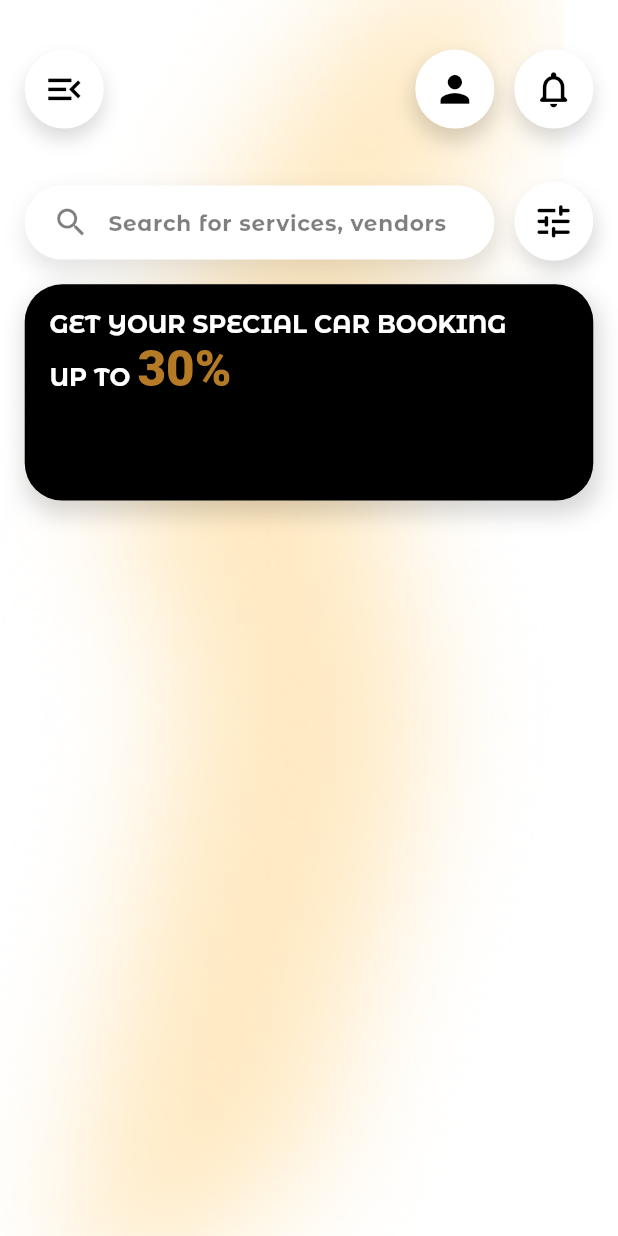
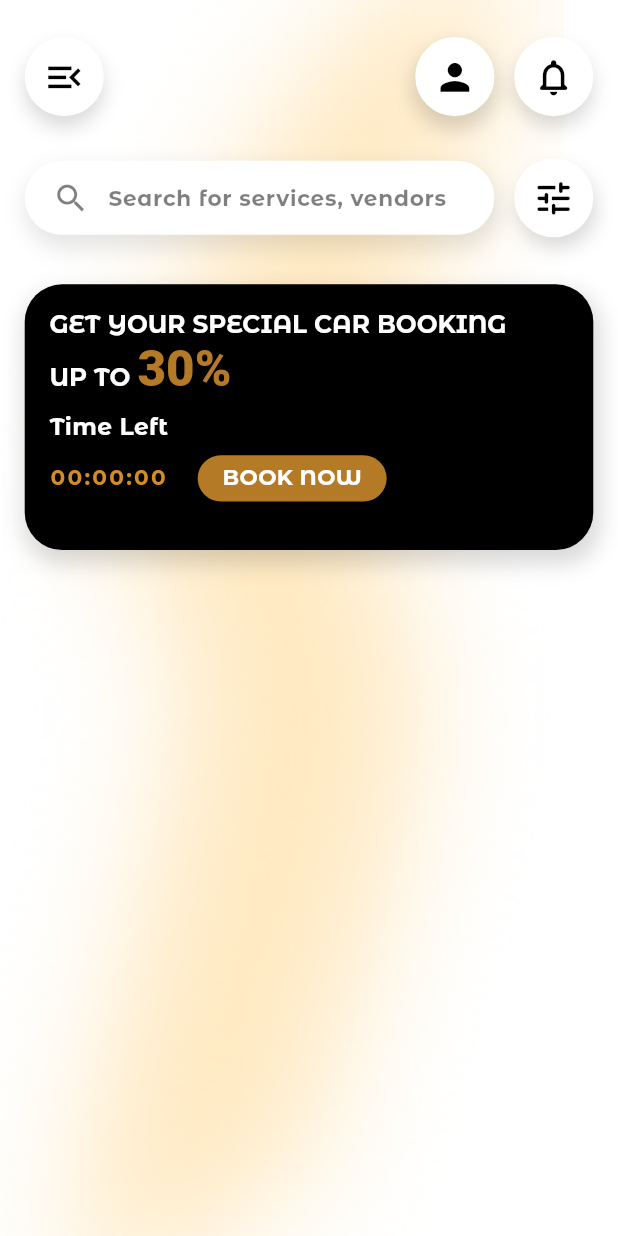
Before and after one commit to Alvin11David/Events-Uganda, a Flutter app: the screen it shows after launch, on a phone screen of 412 x 824 dp. Run offline on Flutter 3.47's test engine with Material 3 defaults, Android fonts, the phone set to English and light mode, and no system bars; our stand-ins replace firebase_auth, firebase_core, google_sign_in; accounts and stored records are empty.

Commit message:
Added a some text in the rectangle

```diff
--- a/events_uganda/lib/Users/Customers/Customer_Home_Screen.dart
+++ b/events_uganda/lib/Users/Customers/Customer_Home_Screen.dart
@@ -1,3 +1,4 @@
+import 'dart:async';
 import 'dart:ui';
 import 'package:flutter/material.dart';
 
@@ -12,10 +13,13 @@ class _CustomerHomeScreenState extends State<CustomerHomeScreen>
     with SingleTickerProviderStateMixin {
   final FocusNode _searchFocus = FocusNode();
   bool _isSearchFocused = false;
+  Timer? _countdownTimer;
+  Duration _remaining = const Duration(hours: 0, minutes: 0, seconds: 0);
 
   @override
   void initState() {
     super.initState();
+    _startCountdown();
     _searchFocus.addListener(() {
       setState(() {
         _isSearchFocused = _searchFocus.hasFocus;
@@ -25,8 +29,32 @@ class _CustomerHomeScreenState extends State<CustomerHomeScreen>
 
   @override
   void dispose() {
+    _countdownTimer?.cancel();
     _searchFocus.dispose();
     super.dispose();
+  }
+
+  void _startCountdown() {
+    _countdownTimer?.cancel();
+    _countdownTimer = Timer.periodic(const Duration(seconds: 1), (_) {
+      if (!mounted) return;
+      setState(() {
+        if (_remaining.inSeconds > 0) {
+          _remaining -= const Duration(seconds: 1);
+        } else {
+          _countdownTimer?.cancel();
+        }
+      });
+    });
+  }
+
+  String _fmt(int v) => v.toString().padLeft(2, '0');
+
+  String get countdownText {
+    final hours = _remaining.inHours.remainder(24);
+    final mins = _remaining.inMinutes.remainder(60);
+    final secs = _remaining.inSeconds.remainder(60);
+    return '${_fmt(hours)}:${_fmt(mins)}:${_fmt(secs)}';
   }
 
   @override
@@ -53,7 +81,7 @@ class _CustomerHomeScreenState extends State<CustomerHomeScreen>
               ),
             ),
             Positioned(
-              top: screenHeight * 0.04,
+              top: screenHeight * 0.03,
               left: screenWidth * 0.04,
               child: Container(
                 width: screenWidth * 0.128,
@@ -80,7 +108,7 @@ class _CustomerHomeScreenState extends State<CustomerHomeScreen>
               ),
             ),
             Positioned(
-              top: screenHeight * 0.04,
+              top: screenHeight * 0.03,
               right: screenWidth * 0.2,
               child: Container(
                 width: screenWidth * 0.128,
@@ -108,7 +136,7 @@ class _CustomerHomeScreenState extends State<CustomerHomeScreen>
               ),
             ),
             Positioned(
-              top: screenHeight * 0.04,
+              top: screenHeight * 0.03,
               right: screenWidth * 0.04,
               child: Container(
                 width: screenWidth * 0.128,
@@ -135,7 +163,7 @@ class _CustomerHomeScreenState extends State<CustomerHomeScreen>
               ),
             ),
             Positioned(
-              top: screenHeight * 0.147,
+              top: screenHeight * 0.128,
               right: screenWidth * 0.04,
               child: Container(
                 width: screenWidth * 0.128,
@@ -162,7 +190,7 @@ class _CustomerHomeScreenState extends State<CustomerHomeScreen>
               ),
             ),
             Positioned(
-              top: screenHeight * 0.15,
+              top: screenHeight * 0.13,
               left: screenWidth * 0.04,
               right: screenWidth * 0.2,
               child: Container(
@@ -232,7 +260,7 @@ class _CustomerHomeScreenState extends State<CustomerHomeScreen>
               left: screenWidth * 0.04,
               right: screenWidth * 0.04,
               child: Container(
-                height: screenWidth * 0.35,
+                height: screenWidth * 0.43,
                 decoration: BoxDecoration(
                   color: Colors.black,
                   borderRadius: BorderRadius.circular(25),
@@ -249,7 +277,11 @@ class _CustomerHomeScreenState extends State<CustomerHomeScreen>
                   padding: EdgeInsets.all(screenWidth * 0.04),
                   child: Align(
                     alignment: Alignment.topLeft,
-                    child: RichText(
+                    child: Column(
+                      crossAxisAlignment: CrossAxisAlignment.start,
+                      mainAxisSize: MainAxisSize.min,
+                      children: [
+                        RichText(
                           text: TextSpan(
                             style: TextStyle(
                               color: Colors.white,
@@ -273,6 +305,53 @@ class _CustomerHomeScreenState extends State<CustomerHomeScreen>
                             ],
                           ),
                         ),
+                        SizedBox(height: screenHeight * 0.01),
+                        Text(
+                          'Time Left',
+                          style: TextStyle(
+                            color: Colors.white,
+                            fontSize: screenWidth * 0.038,
+                            fontWeight: FontWeight.w600,
+                            fontFamily: 'Montserrat',
+                          ),
+                        ),
+                        SizedBox(height: screenHeight * 0.01),
+                        Row(
+                          children: [
+                            Text(
+                              countdownText,
+                              style: TextStyle(
+                                color: const Color.fromARGB(255, 210, 141, 38),
+                                fontSize: screenWidth * 0.035,
+                                fontWeight: FontWeight.w800,
+                                fontFamily: 'Montserrat',
+                                letterSpacing: 1.5,
+                              ),
+                            ),
+                            SizedBox(width: screenWidth * 0.05),
+                            Container(
+                              padding: EdgeInsets.symmetric(
+                                horizontal: screenWidth * 0.04,
+                                vertical: screenHeight * 0.006,
+                              ),
+                              decoration: BoxDecoration(
+                                color: const Color(0xFFB47A25),
+                                borderRadius: BorderRadius.circular(20),
+                              ),
+                              child: Text(
+                                'BOOK NOW',
+                                style: TextStyle(
+                                  fontFamily: 'Montserrat',
+                                  color: Colors.white,
+                                  fontSize: screenWidth * 0.035,
+                                  fontWeight: FontWeight.w700,
+                                ),
+                              ),
+                            ),
+                          ],
+                        ),
+                      ],
+                    ),
                   ),
                 ),
               ),
```
Also changed, not shown: events_uganda/assets/backgroundcolors/booking1.png (added). Lines whose indentation alone changed are shown as unchanged.
